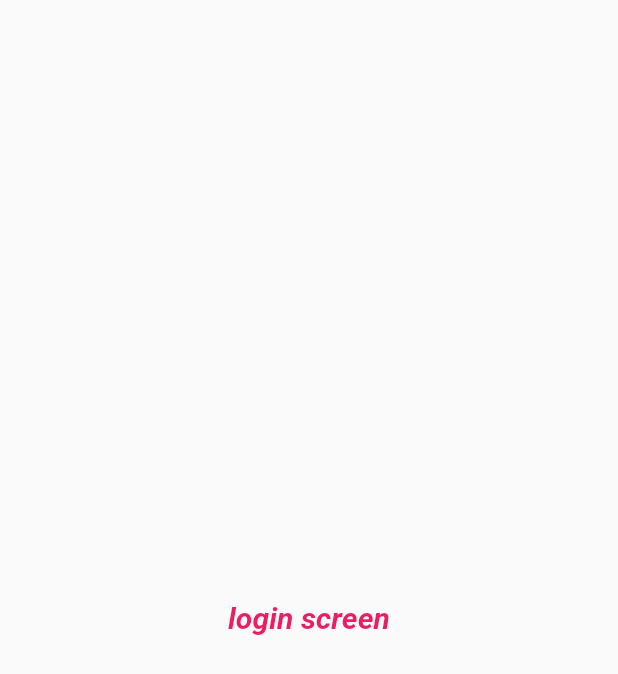
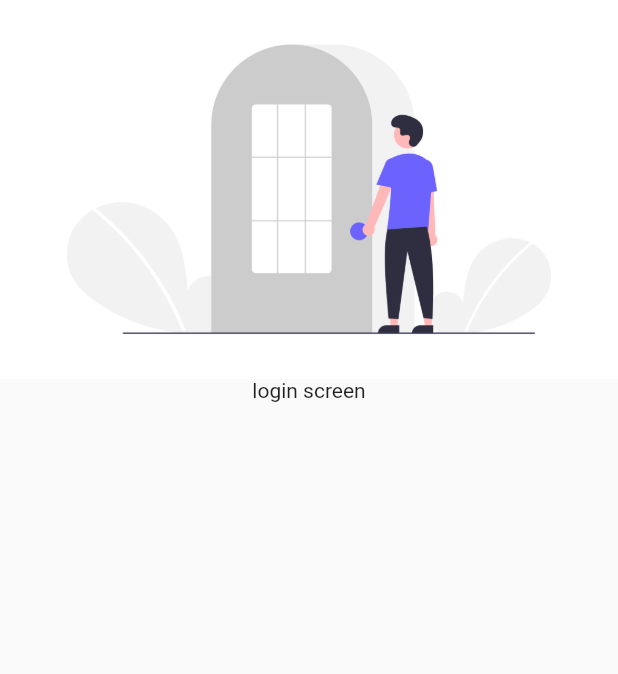
Before and after one commit to Asif2011/Flutter_test_2_2, a Flutter app: the screen it shows after launch, on a phone screen of 412 x 824 dp. Shown: the top 674 px of the screen. Run offline on Flutter 3.47's test engine with Material 2 defaults, Android fonts, the phone set to English and light mode, and no system bars; our stand-ins replace google_fonts; Roboto replaces fonts that are missing (Arimo).

Commit message:
images, google font, git hub push made

```diff
--- a/lib/main.dart
+++ b/lib/main.dart
@@ -32,7 +32,7 @@
       initialRoute: '/login',
       routes:{
         '/':(context){return HomeScreen();},
-        '/login':(context){return loginScreen();},
+        '/login':(context){return LoginScreen();},
         '/home': (context){return HomeScreen();},
       },
     );
--- a/lib/screens/loginScreen.dart
+++ b/lib/screens/loginScreen.dart
@@ -1,20 +1,29 @@
 import  'package:flutter/material.dart';
+import 'package:google_fonts/google_fonts.dart';
 
-class loginScreen extends StatelessWidget {
+class LoginScreen extends StatelessWidget {
   @override
   Widget build(BuildContext context) {
     return Container(
       child: Material(
-        child: Center(
-          child:Text("login screen",
-          style: TextStyle(
-            fontStyle: FontStyle.italic,
-            color: Colors.pink,
-            decorationStyle: TextDecorationStyle.wavy,
-            fontWeight: FontWeight.bold,
-            fontSize: 20,
+        child: SingleChildScrollView(
+          child: Column(
+            children: [
+            Image.asset('assets/images/login.png'),
+              Center(
+              child:Text("login screen",
+              style:GoogleFonts.arimo(),
+              // style: TextStyle(
+              //   fontStyle: FontStyle.italic,
+              //   color: Colors.pink,
+              //   decorationStyle: TextDecorationStyle.wavy,
+              //   fontWeight: FontWeight.bold,
+              //   fontSize: 20,
+              //   ),
+              )
             ),
-          )
+            ]
+          ),
         ),
       )
     );
--- a/pubspec.yaml
+++ b/pubspec.yaml
@@ -23,6 +23,7 @@
 dependencies:
   flutter:
     sdk: flutter
+  google_fonts: ^2.1.0
 
 
   # The following adds the Cupertino Icons font to your application.
@@ -45,8 +46,8 @@
   uses-material-design: true
 
   # To add assets to your application, add an assets section, like this:
-  # assets:
-  #   - images/a_dot_burr.jpeg
+  assets:
+    - assets/images/
   #   - images/a_dot_ham.jpeg
 
   # An image asset can refer to one or more resolution-specific "variants", see
```
Also changed, not shown: assets/images/login.png (added), pubspec.lock.
